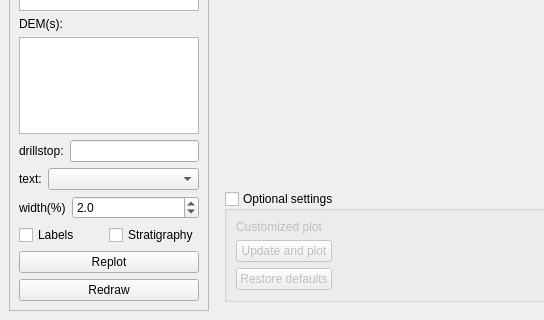
Above: ui/secplotdockwidget_ui.ui from jkall/qgis-midvatten-plugin before the change; both pictures show x 0 to 544 and y 152 to 472 of the 766 by 472 pixel window. Below: the same form after it.
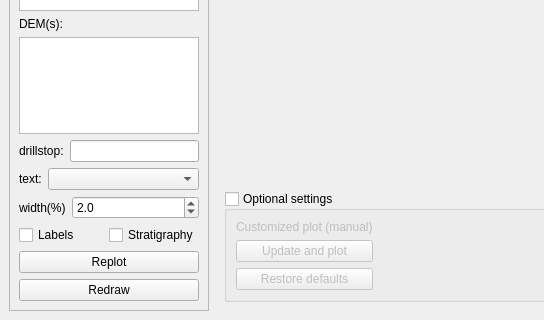
That is the form after the change.

Commit message: Sectionplot: Moved the instructions for customization to the wiki.

What changed in the file:
```diff
--- a/ui/secplotdockwidget_ui.ui
+++ b/ui/secplotdockwidget_ui.ui
@@ -321,7 +321,10 @@
             <item row="0" column="0">
              <widget class="QLabel" name="label_7">
               <property name="text">
-               <string>Customized plot</string>
+               <string>Customized plot (manual)</string>
+              </property>
+              <property name="openExternalLinks">
+               <bool>true</bool>
               </property>
              </widget>
             </item>
```
Left out of the diff: 4 changed lines with no effect on the pictures. The commit also changes 2 other files.
